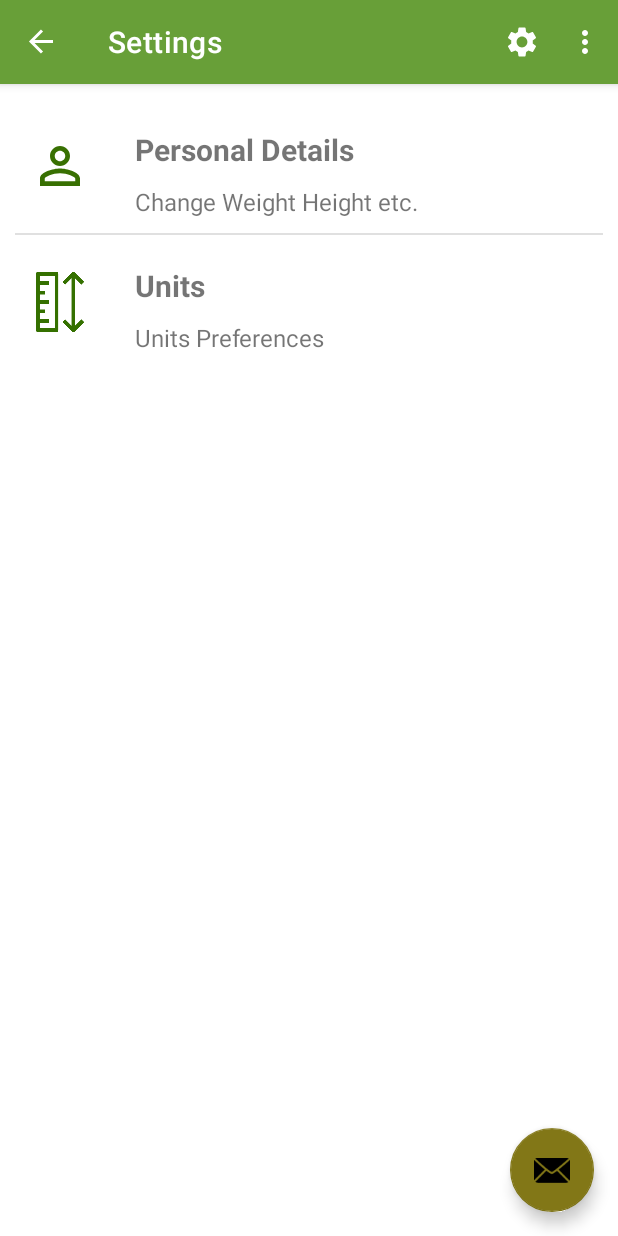
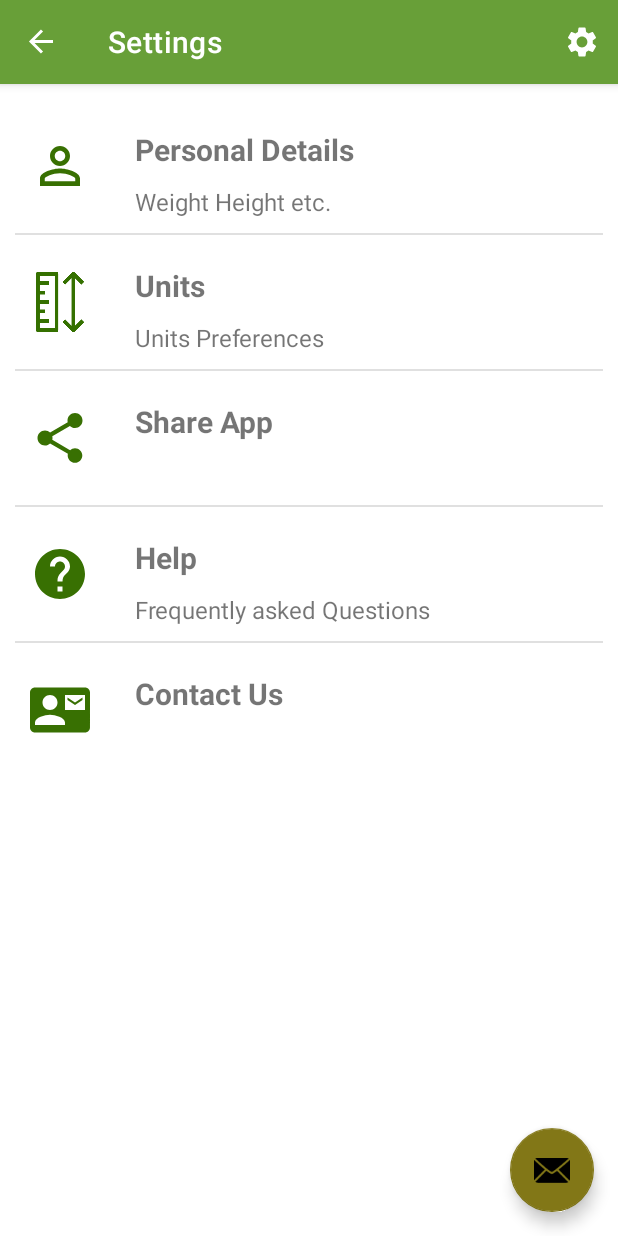
Before and after one commit to KrishnanDevika/MyDietBalanceApplication, an Android app: the screen it shows after launch (MainActivity), after a tap on "Settings", on a phone screen of 412 x 824 dp. Run offline under Robolectric (Android 15) with nearby library versions, the phone set to English and light mode, and no system bars; our stand-ins replace navigation-ui.

Commit message:
Implemented remaining Menu options * Added Hint Text to the EditText * Implemented Share App * implemented Contant Us Menu * Added FAQ's to the menu option

```diff
--- a/app/src/main/java/com/example/dietbalanceapplication/DetailsFragment.java
+++ b/app/src/main/java/com/example/dietbalanceapplication/DetailsFragment.java
@@ -10,6 +10,7 @@ import android.view.LayoutInflater;
 import android.view.View;
 import android.view.ViewGroup;
 import android.widget.ListView;
+import android.widget.Toast;
 
 import com.example.dietbalanceapplication.SettingsList.CustomSettingsListAdapter;
 import com.example.dietbalanceapplication.SettingsList.SettingOptions;
@@ -104,6 +105,7 @@ public class DetailsFragment extends Fragment {
             settingOptions.add(new SettingOptions(R.drawable.height, "Height", "" ));
             settingOptions.add(new SettingOptions(R.drawable.gender, "Gender", ""));
             settingOptions.add(new SettingOptions(R.drawable.ic_baseline_cake_24, "Your age", ""));
+            Toast.makeText(getContext(), "Please fill the User Profile section", Toast.LENGTH_SHORT).show();
         }
 
         detailsList.setAdapter(new CustomSettingsListAdapter(getContext(), settingOptions));
--- a/app/src/main/java/com/example/dietbalanceapplication/MainActivity.java
+++ b/app/src/main/java/com/example/dietbalanceapplication/MainActivity.java
@@ -1,9 +1,12 @@
 package com.example.dietbalanceapplication;
 
+import android.content.Intent;
+import android.net.Uri;
 import android.os.Bundle;
 import android.view.MenuItem;
 import android.view.View;
 import android.view.Menu;
+import android.widget.Toast;
 
 import com.google.android.material.snackbar.Snackbar;
 import com.google.android.material.navigation.NavigationView;
@@ -61,16 +64,14 @@ public class MainActivity extends AppCompatActivity {
     @Override
     public boolean onOptionsItemSelected(@NonNull MenuItem item) {
         int id = item.getItemId();
-        switch (id){
+        switch (id) {
 
             case R.id.action_settings:
                 Navigation.findNavController(this, R.id.nav_host_fragment_content_main).navigate(R.id.nav_settings);
                 break;
-            case R.id.action_faq:
-                 Navigation.findNavController(this,R.id.nav_host_fragment_content_main).navigate(R.id.nav_faq);
-                 break;
         }
         return super.onOptionsItemSelected(item);
+
     }
 
     @Override
--- /dev/null
+++ b/app/src/main/res/drawable/ic_baseline_contact_mail_24.xml
@@ -0,0 +1,5 @@
+<vector android:height="24dp" android:tint="#387002"
+    android:viewportHeight="24" android:viewportWidth="24"
+    android:width="24dp" xmlns:android="http://schemas.android.com/apk/res/android">
+    <path android:fillColor="@android:color/white" android:pathData="M21,8L21,7l-3,2 -3,-2v1l3,2 3,-2zM22,3L2,3C0.9,3 0,3.9 0,5v14c0,1.1 0.9,2 2,2h20c1.1,0 1.99,-0.9 1.99,-2L24,5c0,-1.1 -0.9,-2 -2,-2zM8,6c1.66,0 3,1.34 3,3s-1.34,3 -3,3 -3,-1.34 -3,-3 1.34,-3 3,-3zM14,18L2,18v-1c0,-2 4,-3.1 6,-3.1s6,1.1 6,3.1v1zM22,12h-8L14,6h8v6z"/>
+</vector>
--- a/app/src/main/res/drawable/ic_baseline_help_24.xml
+++ b/app/src/main/res/drawable/ic_baseline_help_24.xml
@@ -1,11 +1,5 @@
-<vector xmlns:android="http://schemas.android.com/apk/res/android"
-    android:width="24dp"
-    android:height="24dp"
-    android:viewportWidth="24"
-    android:viewportHeight="24"
-    android:tint="?attr/colorControlNormal"
-    android:autoMirrored="true">
-  <path
-      android:fillColor="@android:color/white"
-      android:pathData="M12,2C6.48,2 2,6.48 2,12s4.48,10 10,10 10,-4.48 10,-10S17.52,2 12,2zM13,19h-2v-2h2v2zM15.07,11.25l-0.9,0.92C13.45,12.9 13,13.5 13,15h-2v-0.5c0,-1.1 0.45,-2.1 1.17,-2.83l1.24,-1.26c0.37,-0.36 0.59,-0.86 0.59,-1.41 0,-1.1 -0.9,-2 -2,-2s-2,0.9 -2,2L8,9c0,-2.21 1.79,-4 4,-4s4,1.79 4,4c0,0.88 -0.36,1.68 -0.93,2.25z"/>
+<vector android:autoMirrored="true" android:height="24dp"
+    android:tint="#387002" android:viewportHeight="24"
+    android:viewportWidth="24" android:width="24dp" xmlns:android="http://schemas.android.com/apk/res/android">
+    <path android:fillColor="@android:color/white" android:pathData="M12,2C6.48,2 2,6.48 2,12s4.48,10 10,10 10,-4.48 10,-10S17.52,2 12,2zM13,19h-2v-2h2v2zM15.07,11.25l-0.9,0.92C13.45,12.9 13,13.5 13,15h-2v-0.5c0,-1.1 0.45,-2.1 1.17,-2.83l1.24,-1.26c0.37,-0.36 0.59,-0.86 0.59,-1.41 0,-1.1 -0.9,-2 -2,-2s-2,0.9 -2,2L8,9c0,-2.21 1.79,-4 4,-4s4,1.79 4,4c0,0.88 -0.36,1.68 -0.93,2.25z"/>
 </vector>
--- /dev/null
+++ b/app/src/main/res/drawable/ic_baseline_share_24.xml
@@ -0,0 +1,5 @@
+<vector android:height="24dp" android:tint="#387002"
+    android:viewportHeight="24" android:viewportWidth="24"
+    android:width="24dp" xmlns:android="http://schemas.android.com/apk/res/android">
+    <path android:fillColor="@android:color/white" android:pathData="M18,16.08c-0.76,0 -1.44,0.3 -1.96,0.77L8.91,12.7c0.05,-0.23 0.09,-0.46 0.09,-0.7s-0.04,-0.47 -0.09,-0.7l7.05,-4.11c0.54,0.5 1.25,0.81 2.04,0.81 1.66,0 3,-1.34 3,-3s-1.34,-3 -3,-3 -3,1.34 -3,3c0,0.24 0.04,0.47 0.09,0.7L8.04,9.81C7.5,9.31 6.79,9 6,9c-1.66,0 -3,1.34 -3,3s1.34,3 3,3c0.79,0 1.5,-0.31 2.04,-0.81l7.12,4.16c-0.05,0.21 -0.08,0.43 -0.08,0.65 0,1.61 1.31,2.92 2.92,2.92 1.61,0 2.92,-1.31 2.92,-2.92s-1.31,-2.92 -2.92,-2.92z"/>
+</vector>
--- a/app/src/main/res/menu/main.xml
+++ b/app/src/main/res/menu/main.xml
@@ -1,18 +1,10 @@
 <?xml version="1.0" encoding="utf-8"?>
 <menu xmlns:android="http://schemas.android.com/apk/res/android"
-    xmlns:app="http://schemas.android.com/apk/res-auto"
-    >
+    xmlns:app="http://schemas.android.com/apk/res-auto" >
     <item
         android:id="@+id/action_settings"
         android:orderInCategory="1"
         android:title="@string/action_settings"
         android:icon="@drawable/ic_baseline_settings_24"
         app:showAsAction="always" />
-
-    <item
-        android:id="@+id/action_faq"
-        android:orderInCategory="2"
-        android:title="@string/faqMenu"
-        android:icon="@drawable/ic_baseline_help_24"
-        app:showAsAction="never"/>
 </menu>
--- a/app/src/main/res/values/strings.xml
+++ b/app/src/main/res/values/strings.xml
@@ -46,6 +46,8 @@
     <string name="DieticianSocial">Social Media</string>
     <string name="faqTitle">Frequently Asked Question</string>
     <string name="faqMenu">FAQ</string>
+    <string name="shareMenu">Share app</string>
+    <string name="contactMenu">Contact us</string>
     <string name="aboutDiet">It is an application that helps users with various dietary plans. This app will help the users maintain a healthy diet. This will helps users to follow proper diet and keep count on their calorie’s intake. This will help users to lose weight, stay healthy and stronger.</string>
     <string name="dietDesc">\t\tEating a healthy, balanced diet is one of the most important things you can do to protect your health. It is not about strict limitations, staying unrealistically thin, or depriving yourself of the foods you love. Rather, it’s about feeling great, having more energy, improving your health, and boosting your mood.Healthy lifestyle is gaining popularity day by day in this modern times.</string>
 
```
Also changed, not shown: app/src/main/java/com/example/dietbalanceapplication/CalculatorFragment.java (+14 -0 lines), app/src/main/java/com/example/dietbalanceapplication/SettingsList/SettingsFragment.java (+29 -1 lines), app/src/main/java/com/example/dietbalanceapplication/UserProfileFragment.java (+14 -0 lines).
